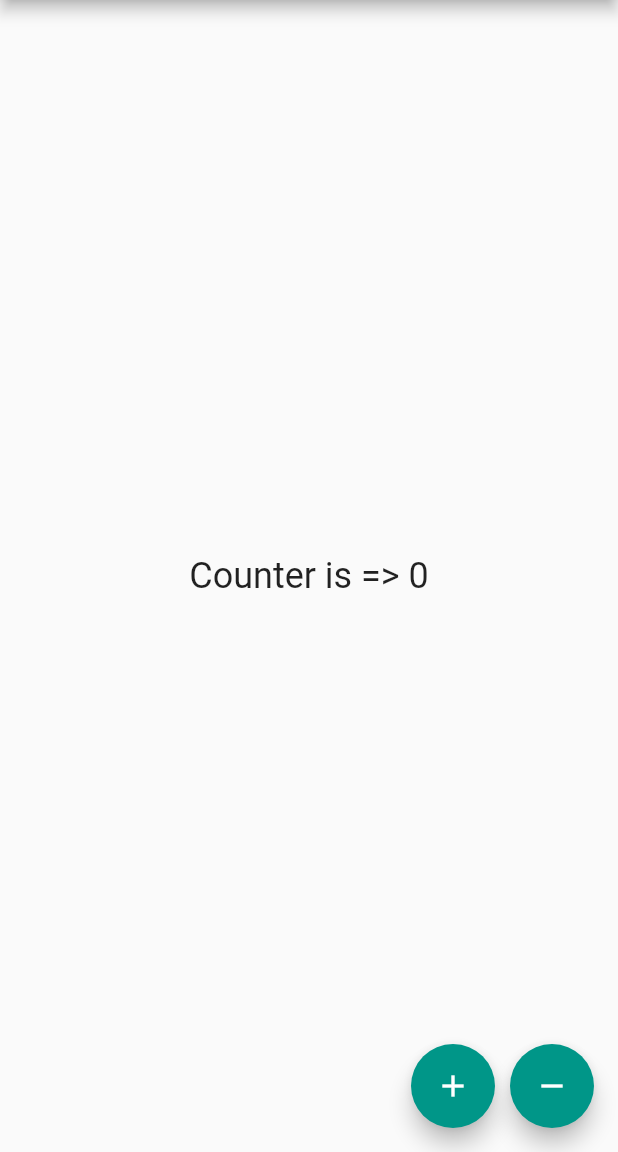
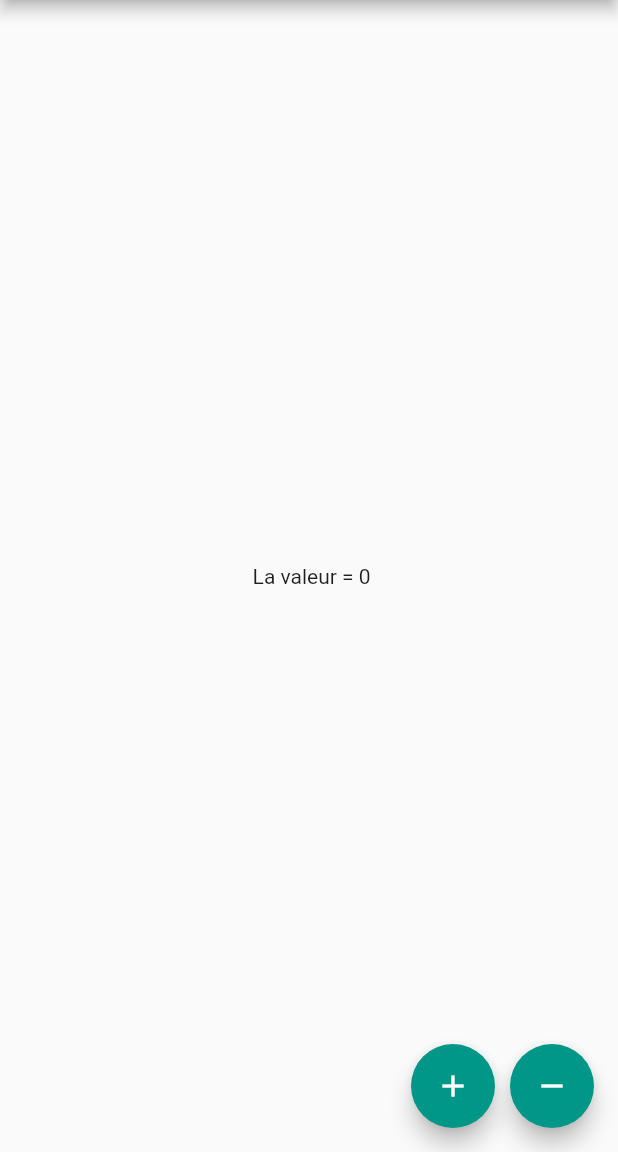
Before and after one commit to kdiawara96/stateManagementFlutter, a Flutter app: the CounterPage screen opened by its route, on a phone screen of 412 x 824 dp, the part 84-1236 px from its top. Run offline on Flutter 3.47's test engine with Material 2 defaults, Android fonts, the light colour scheme and no system bars; our stand-ins replace bloc, flutter_bloc.

Commit message:
Liaisons du bloc avec la page CounterPage

```diff
--- a/lib/stateManagement/Provider/Counter.provider.dart
+++ b/lib/stateManagement/Provider/Counter.provider.dart
@@ -1,6 +1,6 @@
 import 'package:flutter/material.dart';
 
-class CounterState extends ChangeNotifier {
+class CounterProviderState extends ChangeNotifier {
   int counter = 0;
 
   void increment() {
--- a/lib/ui/pages/CounterPage/Counter.bloc.page.dart
+++ b/lib/ui/pages/CounterPage/Counter.bloc.page.dart
@@ -1,4 +1,6 @@
 import 'package:flutter/material.dart';
+import 'package:flutter_bloc/flutter_bloc.dart';
+import 'package:new_bloc/stateManagement/bloc/Counter/counter.bloc.dart';
 
 class CounterPage extends StatelessWidget {
   CounterPage({super.key});
@@ -14,16 +16,31 @@ class CounterPage extends StatelessWidget {
         centerTitle: true,
       ),
       body: Center(
-        child: Text(
-          "Counter is => 0",
-          style: Theme.of(context).textTheme.headlineSmall,
-        ),
+        child:
+            BlocBuilder<CounterBloc, CounterState>(builder: (context, state) {
+          if (state is CounterSuccessState || state is CounterIntialState) {
+            counter = state.counter;
+            return Text(" La valeur = $counter");
+          } else if (state is CounterErrorState) {
+            return Column(
+              children: [
+                Text("La valeur = ${state.counter}"),
+                Text("Error = ${state.errorMessage}"),
+              ],
+            );
+          } else {
+            return Container();
+          }
+        }),
       ),
       floatingActionButton: Row(
         mainAxisAlignment: MainAxisAlignment.end,
         children: [
           FloatingActionButton(
-            onPressed: () {},
+            onPressed: () {
+              // Logique nous allons acceder au bloc et executer une action
+              context.read()<CounterBloc>().add(IncrementCounterEvent());
+            },
             tooltip: 'Increment',
             child: const Icon(Icons.add),
           ),
@@ -31,7 +48,9 @@ class CounterPage extends StatelessWidget {
             width: 10,
           ),
           FloatingActionButton(
-            onPressed: () {},
+            onPressed: () {
+              context.read<CounterBloc>().add(DecrementCounterEvent());
+            },
             tooltip: 'Decrement',
             child: const Icon(Icons.remove),
           ),
--- a/lib/ui/pages/CounterPage/Counter.provider.page.dart
+++ b/lib/ui/pages/CounterPage/Counter.provider.page.dart
@@ -9,7 +9,8 @@ class HomeProvider extends StatelessWidget {
 
   @override
   Widget build(BuildContext context) {
-    CounterState ctst = Provider.of<CounterState>(context, listen: false);
+    CounterProviderState ctst =
+        Provider.of<CounterProviderState>(context, listen: false);
 
     print("build");
     return Scaffold(
@@ -17,7 +18,7 @@ class HomeProvider extends StatelessWidget {
         title: const Text("Counter"),
         centerTitle: true,
       ),
-      body: Consumer<CounterState>(
+      body: Consumer<CounterProviderState>(
         builder: (context, value, child) {
           return Center(
             child: Text(
```
Also changed, not shown: lib/main.dart (+10 -2 lines).
